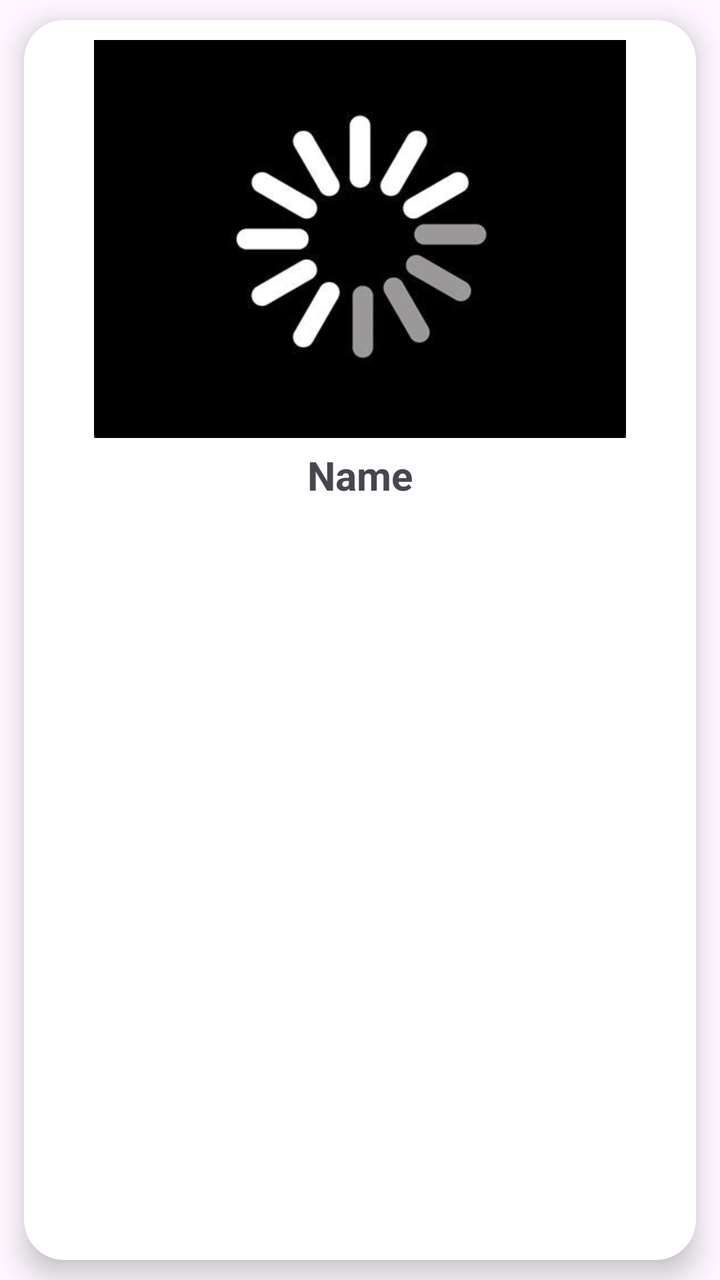
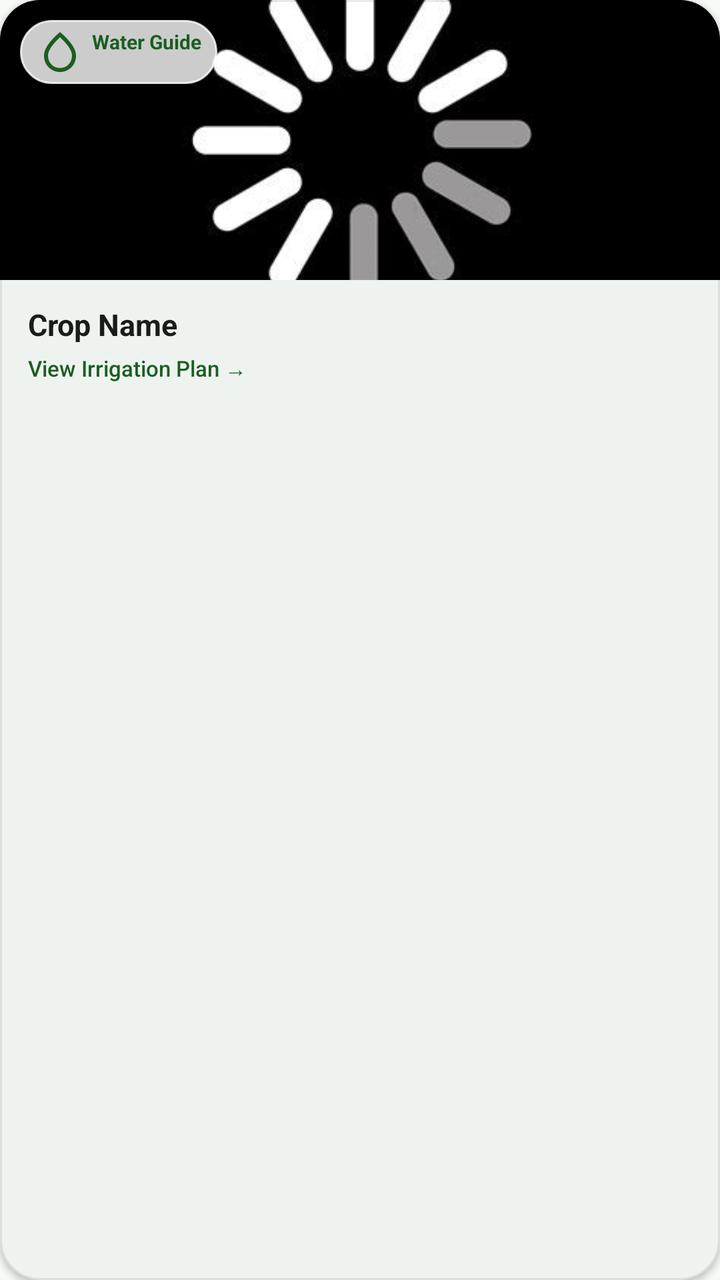

Compare the two renders of this Android layout. The source of the first and the diff that turns it into the second are given below.
<!-- AndroidManifest.xml: application theme Theme.AGRICONNECT -->
<!-- res/layout/croprequridmentinfalter.xml -->
<?xml version="1.0" encoding="utf-8"?>
<RelativeLayout
    xmlns:tools="http://schemas.android.com/tools"
    xmlns:android="http://schemas.android.com/apk/res/android"
    xmlns:app="http://schemas.android.com/apk/res-auto"
    android:layout_height="wrap_content"
    android:layout_width="match_parent"
    >
    <androidx.cardview.widget.CardView
        android:layout_marginStart="12dp"
        android:layout_marginEnd="12dp"
        android:layout_marginVertical="10dp"
        android:layout_marginHorizontal="10dp"
        app:cardCornerRadius="20dp"
        app:cardElevation="8dp"
        android:layout_width="match_parent"
        android:layout_height="match_parent">

        <LinearLayout
            android:layout_width="match_parent"
            android:layout_height="wrap_content"
            android:orientation="vertical">


            <ImageView
                android:id="@+id/Crop_Image_of_Requriedments"
                android:layout_width="wrap_content"
                android:layout_height="209dp"
                android:layout_gravity="center_horizontal"
                android:paddingTop="10dp"
                android:src="@drawable/loding" />

            <TextView
                android:id="@+id/Crop_Name_of_Requridment"
                android:layout_width="wrap_content"
                android:layout_height="wrap_content"
                android:layout_gravity="center_horizontal"
                android:paddingLeft="5dp"
                android:paddingTop="5dp"
                android:paddingRight="5dp"
                android:text="Name"
                android:textAlignment="center"
                android:textSize="20dp"
                android:textStyle="bold"
                android:layout_marginBottom="15dp"/>

        </LinearLayout>


    </androidx.cardview.widget.CardView>
</RelativeLayout>
<!-- resources referenced by this layout -->
<resources>
  <!-- drawable loding: jpg bitmap (drawable, 8285 bytes) -->
  <style name="Theme.AGRICONNECT" parent="Base.Theme.AGRICONNECT" />
  <style name="Base.Theme.AGRICONNECT" parent="Theme.Material3.DayNight.NoActionBar">
          
           <item name="colorPrimary">#0CCEE7</item>
           <item name="colorPrimaryVariant">#0CCEE7</item>
           <item name="android:statusBarColor">#0CCEE7</item>
      </style>
</resources>

<!-- the commit's change to res/layout/croprequridmentinfalter.xml (unified diff, before → after) -->
@@ -1,51 +1,83 @@
 <?xml version="1.0" encoding="utf-8"?>
-<RelativeLayout
+<com.google.android.material.card.MaterialCardView xmlns:android="http://schemas.android.com/apk/res/android"
+    xmlns:app="http://schemas.android.com/apk/res-auto"
     xmlns:tools="http://schemas.android.com/tools"
-    xmlns:android="http://schemas.android.com/apk/res/android"
-    xmlns:app="http://schemas.android.com/apk/res-auto"
+    android:layout_width="match_parent"
     android:layout_height="wrap_content"
-    android:layout_width="match_parent"
-    >
-    <androidx.cardview.widget.CardView
-        android:layout_marginStart="12dp"
-        android:layout_marginEnd="12dp"
-        android:layout_marginVertical="10dp"
-        android:layout_marginHorizontal="10dp"
-        app:cardCornerRadius="20dp"
-        app:cardElevation="8dp"
+    android:layout_margin="6dp"
+    app:cardBackgroundColor="@color/white"
+    app:cardCornerRadius="20dp"
+    app:cardElevation="2dp"
+    app:strokeColor="@color/agri_card_stroke_light"
+    app:strokeWidth="1dp">
+
+    <LinearLayout
         android:layout_width="match_parent"
-        android:layout_height="match_parent">
+        android:layout_height="wrap_content"
+        android:background="?attr/selectableItemBackground"
+        android:orientation="vertical">
 
+        
+        <FrameLayout
+            android:layout_width="match_parent"
+            android:layout_height="140dp">
+
+            <ImageView
+                android:id="@+id/Crop_Image_of_Requriedments"
+                android:layout_width="match_parent"
+                android:layout_height="match_parent"
+                android:scaleType="centerCrop"
+                android:src="@drawable/loding" />
+
+            
+            <TextView
+                android:layout_width="wrap_content"
+                android:layout_height="wrap_content"
+                android:layout_gravity="top|start"
+                android:layout_margin="10dp"
+                android:background="@drawable/bg_chip_pill"
+                android:backgroundTint="#CCFFFFFF"
+                android:drawableStart="@drawable/ic_water_drop"
+                android:drawablePadding="4dp"
+                android:paddingHorizontal="8dp"
+                android:paddingVertical="4dp"
+                android:text="Water Guide"
+                android:textColor="@color/agri_green_primary"
+                android:textSize="10sp"
+                android:textStyle="bold"
+                app:drawableTint="@color/agri_green_primary" />
+        </FrameLayout>
+
+        
         <LinearLayout
             android:layout_width="match_parent"
             android:layout_height="wrap_content"
-            android:orientation="vertical">
-
-
-            <ImageView
-                android:id="@+id/Crop_Image_of_Requriedments"
-                android:layout_width="wrap_content"
-                android:layout_height="209dp"
-                android:layout_gravity="center_horizontal"
-                android:paddingTop="10dp"
-                android:src="@drawable/loding" />
+            android:orientation="vertical"
+            android:paddingHorizontal="14dp"
+            android:paddingVertical="12dp">
 
             <TextView
                 android:id="@+id/Crop_Name_of_Requridment"
+                android:layout_width="match_parent"
+                android:layout_height="wrap_content"
+                android:ellipsize="end"
+                android:fontFamily="sans-serif-bold"
+                android:maxLines="1"
+                android:text="Crop Name"
+                android:textColor="@color/agri_text_primary"
+                android:textSize="15sp"
+                android:textStyle="bold" />
+
+            <TextView
                 android:layout_width="wrap_content"
                 android:layout_height="wrap_content"
-                android:layout_gravity="center_horizontal"
-                android:paddingLeft="5dp"
-                android:paddingTop="5dp"
-                android:paddingRight="5dp"
-                android:text="Name"
-                android:textAlignment="center"
-                android:textSize="20dp"
-                android:textStyle="bold"
-                android:layout_marginBottom="15dp"/>
+                android:layout_marginTop="4dp"
+                android:fontFamily="sans-serif-medium"
+                android:text="View Irrigation Plan →"
+                android:textColor="@color/agri_green_primary"
+                android:textSize="11sp" />
 
         </LinearLayout>
 
-
-    </androidx.cardview.widget.CardView>
-</RelativeLayout>
+    </LinearLayout>
+</com.google.android.material.card.MaterialCardView>
<!-- resource entries referenced after the edit -->
@@ -1,12 +1,66 @@
 <!-- resources referenced by this layout -->
 <resources>
+  <color name="agri_card_stroke_light">#15000000</color>
+  <color name="agri_green_primary">#1B5E20</color>
+  <color name="agri_text_primary">#1A1C19</color>
+  <color name="white">#FFFFFFFF</color>
+  <!-- drawable bg_chip_pill (drawable) -->
+  <?xml version="1.0" encoding="utf-8"?>
+  <shape xmlns:android="http://schemas.android.com/apk/res/android"
+      android:shape="rectangle">
+      <solid android:color="@color/agri_mint" />
+      <stroke
+          android:width="1dp"
+          android:color="@color/agri_mint_dark" />
+      <corners android:radius="24dp" />
+  </shape>
+  <!-- drawable ic_water_drop (drawable) -->
+  <vector xmlns:android="http://schemas.android.com/apk/res/android"
+      android:width="24dp"
+      android:height="24dp"
+      android:viewportWidth="24"
+      android:viewportHeight="24">
+    <path
+        android:fillColor="#FF1B5E20"
+        android:pathData="M12,2c-5.33,4.55 -8,8.48 -8,11.8 0,4.98 3.8,8.2 8,8.2s8,-3.22 8,-8.2c0,-3.32 -2.67,-7.25 -8,-11.8zM12,20c-3.35,0 -6,-2.57 -6,-6.2 0,-2.34 1.95,-5.44 6,-9.14 4.05,3.7 6,6.79 6,9.14 0,3.63 -2.65,6.2 -6,6.2z"/>
+  </vector>
   <!-- drawable loding: jpg bitmap (drawable, 8285 bytes) -->
   <style name="Theme.AGRICONNECT" parent="Base.Theme.AGRICONNECT" />
+  <color name="agri_mint">#E8F5E9</color>
+  <color name="agri_mint_dark">#C8E6C9</color>
   <style name="Base.Theme.AGRICONNECT" parent="Theme.Material3.DayNight.NoActionBar">
-          
-           <item name="colorPrimary">#0CCEE7</item>
-           <item name="colorPrimaryVariant">#0CCEE7</item>
-           <item name="android:statusBarColor">#0CCEE7</item>
+          <item name="colorPrimary">@color/md_theme_light_primary</item>
+          <item name="colorOnPrimary">@color/md_theme_light_onPrimary</item>
+          <item name="colorPrimaryContainer">@color/md_theme_light_primaryContainer</item>
+          <item name="colorOnPrimaryContainer">@color/md_theme_light_onPrimaryContainer</item>
+          <item name="colorSecondary">@color/md_theme_light_secondary</item>
+          <item name="colorOnSecondary">@color/md_theme_light_onSecondary</item>
+          <item name="colorSecondaryContainer">@color/md_theme_light_secondaryContainer</item>
+          <item name="colorOnSecondaryContainer">@color/md_theme_light_onSecondaryContainer</item>
+          <item name="colorError">@color/md_theme_light_error</item>
+          <item name="colorOnError">@color/md_theme_light_onError</item>
+          <item name="colorErrorContainer">@color/md_theme_light_errorContainer</item>
+          <item name="colorOnErrorContainer">@color/md_theme_light_onErrorContainer</item>
+          <item name="android:colorBackground">@color/md_theme_light_background</item>
+          <item name="colorOnBackground">@color/md_theme_light_onBackground</item>
+          <item name="colorSurface">@color/md_theme_light_surface</item>
+          <item name="colorOnSurface">@color/md_theme_light_onSurface</item>
       </style>
+  <color name="md_theme_light_primary">#1B5E20</color>
+  <color name="md_theme_light_onPrimary">#FFFFFF</color>
+  <color name="md_theme_light_primaryContainer">#D8F3DC</color>
+  <color name="md_theme_light_onPrimaryContainer">#002105</color>
+  <color name="md_theme_light_secondary">#388E3C</color>
+  <color name="md_theme_light_onSecondary">#FFFFFF</color>
+  <color name="md_theme_light_secondaryContainer">#E8F5E9</color>
+  <color name="md_theme_light_onSecondaryContainer">#0B2F10</color>
+  <color name="md_theme_light_error">#BA1A1A</color>
+  <color name="md_theme_light_onError">#FFFFFF</color>
+  <color name="md_theme_light_errorContainer">#FFDAD6</color>
+  <color name="md_theme_light_onErrorContainer">#410002</color>
+  <color name="md_theme_light_background">#F8FAF7</color>
+  <color name="md_theme_light_onBackground">#191C19</color>
+  <color name="md_theme_light_surface">#FFFFFF</color>
+  <color name="md_theme_light_onSurface">#191C19</color>
 </resources>
 
